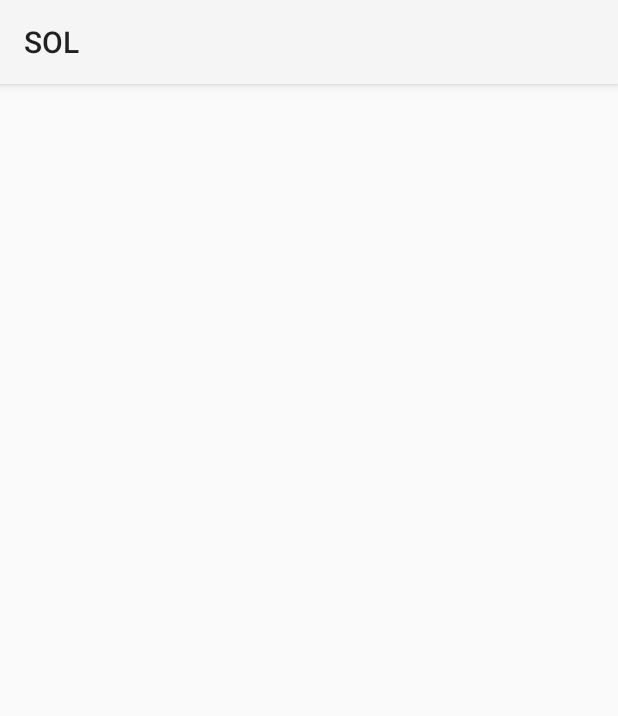
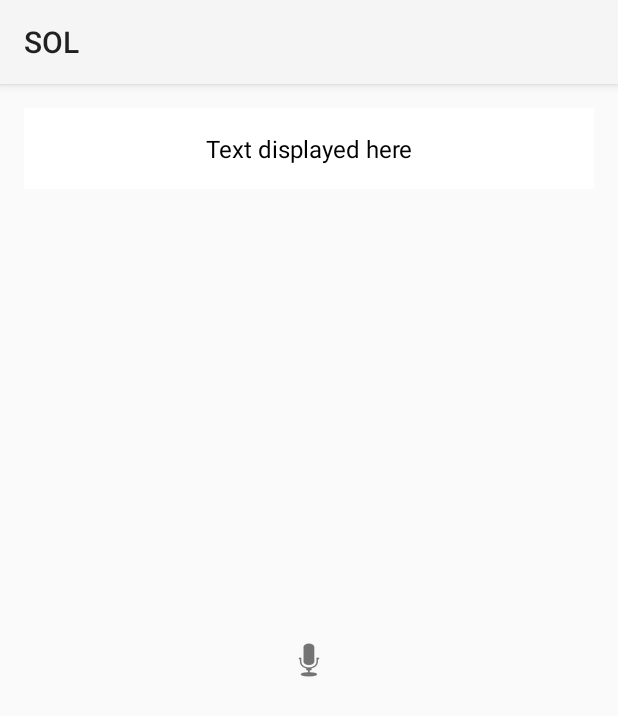
Before and after one commit to justbuzer/SOL, an Android app: the screen it shows after launch (MainActivity), on a phone screen of 412 x 824 dp. Shown: the top 716 px of the screen. Run offline under Robolectric (Android 15) with nearby library versions, the phone set to English and light mode, and no system bars.

Commit message:
Add Layout

```diff
--- a/app/src/main/java/com/justbuzer/sol/MainActivity.kt
+++ b/app/src/main/java/com/justbuzer/sol/MainActivity.kt
@@ -1,11 +1,69 @@
 package com.justbuzer.sol
 
 import android.os.Bundle
+import android.speech.RecognizerIntent
+import android.widget.ImageButton
+import android.widget.TextView
 import androidx.appcompat.app.AppCompatActivity
+import java.util.Locale
+import android.content.Intent
+import android.speech.SpeechRecognizer
 
 class MainActivity : AppCompatActivity() {
+
+    private lateinit var textViewSpeech: TextView
+    private lateinit var buttonMic: ImageButton
+    private lateinit var speechRecognizer: SpeechRecognizer
+
     override fun onCreate(savedInstanceState: Bundle?) {
         super.onCreate(savedInstanceState)
-        setContentView(R.layout.activity_main) // Ensure you have a matching layout file
+        setContentView(R.layout.activity_main)
+
+        textViewSpeech = findViewById(R.id.textViewSpeech)
+        buttonMic = findViewById(R.id.buttonMic)
+        speechRecognizer = SpeechRecognizer.createSpeechRecognizer(this)
+
+        // Intent for speech recognition
+        val speechRecognizerIntent = Intent(RecognizerIntent.ACTION_RECOGNIZE_SPEECH).apply {
+            putExtra(RecognizerIntent.EXTRA_LANGUAGE_MODEL, RecognizerIntent.LANGUAGE_MODEL_FREE_FORM)
+            putExtra(RecognizerIntent.EXTRA_LANGUAGE, Locale.getDefault())
+        }
+
+        // Handle mic button hold
+        buttonMic.setOnTouchListener { _, motionEvent ->
+            when (motionEvent.action) {
+                android.view.MotionEvent.ACTION_DOWN -> {
+                    textViewSpeech.text = "Listening..."
+                    speechRecognizer.startListening(speechRecognizerIntent)
+                }
+                android.view.MotionEvent.ACTION_UP -> {
+                    speechRecognizer.stopListening()
+                }
+            }
+            true
+        }
+
+        // Speech recognition listener
+        speechRecognizer.setRecognitionListener(object : android.speech.RecognitionListener {
+            override fun onReadyForSpeech(params: Bundle?) {}
+            override fun onBeginningOfSpeech() {}
+            override fun onRmsChanged(rmsdB: Float) {}
+            override fun onBufferReceived(buffer: ByteArray?) {}
+            override fun onEndOfSpeech() {}
+            override fun onError(error: Int) {
+                textViewSpeech.text = "Error occurred: $error"
+            }
+            override fun onResults(results: Bundle?) {
+                val matches = results?.getStringArrayList(SpeechRecognizer.RESULTS_RECOGNITION)
+                textViewSpeech.text = matches?.get(0) ?: "No speech detected"
+            }
+            override fun onPartialResults(partialResults: Bundle?) {}
+            override fun onEvent(eventType: Int, params: Bundle?) {}
+        })
+    }
+
+    override fun onDestroy() {
+        super.onDestroy()
+        speechRecognizer.destroy()
     }
 }
--- /dev/null
+++ b/app/src/main/res/layout/activity_main.xml
@@ -0,0 +1,33 @@
+<?xml version="1.0" encoding="utf-8"?>
+<RelativeLayout
+    xmlns:android="http://schemas.android.com/apk/res/android"
+    android:layout_width="match_parent"
+    android:layout_height="match_parent"
+    android:padding="16dp">
+
+    <!-- Text Box to Display Recognized Speech -->
+    <TextView
+        android:id="@+id/textViewSpeech"
+        android:layout_width="match_parent"
+        android:layout_height="wrap_content"
+        android:background="@android:color/white"
+        android:padding="16dp"
+        android:gravity="center"
+        android:text="Text displayed here"
+        android:textSize="16sp"
+        android:textColor="@android:color/black"
+        android:layout_marginBottom="16dp"
+        android:layout_alignParentTop="true"
+        android:layout_alignParentStart="true"
+        android:layout_alignParentEnd="true" />
+
+    <!-- Mic Button -->
+    <ImageButton
+        android:id="@+id/buttonMic"
+        android:layout_width="64dp"
+        android:layout_height="64dp"
+        android:src="@android:drawable/ic_btn_speak_now"
+        android:layout_centerInParent="true"
+        android:background="@android:color/transparent"
+        android:contentDescription="Mic Button" />
+</RelativeLayout>
--- a/build.gradle.kts
+++ b/build.gradle.kts
@@ -0,0 +1,4 @@
+plugins {
+    id("com.android.application") version "8.1.2" apply false
+    id("org.jetbrains.kotlin.android") version "1.9.10" apply false
+}
--- a/gradle.properties
+++ b/gradle.properties
@@ -0,0 +1 @@
+org.gradle.java.home=/usr/lib/jvm/java-17-openjdk
```
Also changed, not shown: app/build.gradle.kts (+23 -39 lines).
